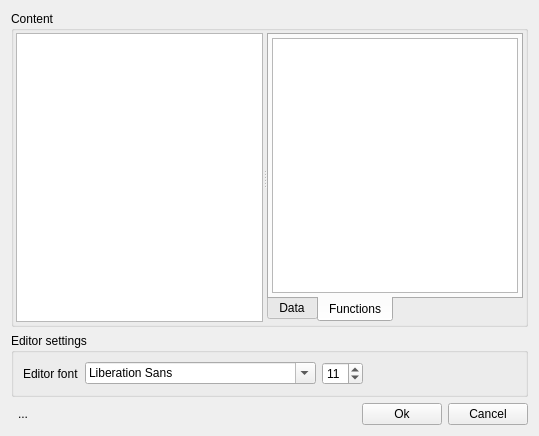
Qt form src/items/lrtextitemeditor.ui (fralx/LimeReport) before a commit.
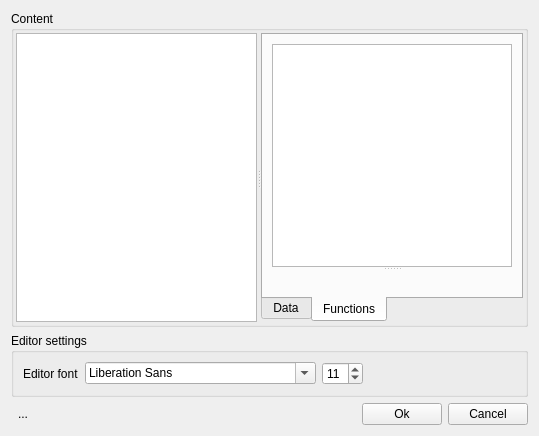
The same form after that commit. The open tabs and pages were chosen to show the change. Icons and pictures are not drawn. Custom widgets are drawn as their Qt base class.

```diff
--- a/src/items/lrtextitemeditor.ui
+++ b/src/items/lrtextitemeditor.ui
@@ -107,26 +107,21 @@
            <string>Functions</string>
           </attribute>
           <layout class="QVBoxLayout" name="verticalLayout_4">
-           <property name="spacing">
-            <number>3</number>
-           </property>
-           <property name="leftMargin">
-            <number>3</number>
-           </property>
-           <property name="topMargin">
-            <number>3</number>
-           </property>
-           <property name="rightMargin">
-            <number>3</number>
-           </property>
-           <property name="bottomMargin">
-            <number>3</number>
-           </property>
            <item>
+            <widget class="QSplitter" name="splitter_2">
+             <property name="orientation">
+              <enum>Qt::Vertical</enum>
+             </property>
             <widget class="QTreeView" name="twScriptEngine">
              <attribute name="headerVisible">
               <bool>false</bool>
              </attribute>
+             </widget>
+             <widget class="QLabel" name="lblDescription">
+              <property name="text">
+               <string/>
+              </property>
+             </widget>
             </widget>
            </item>
           </layout>
```
Lines whose indentation alone changed are shown as unchanged.
